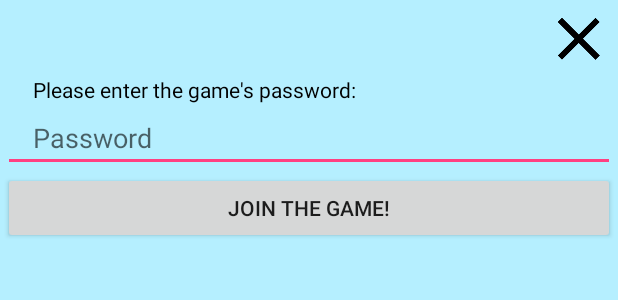
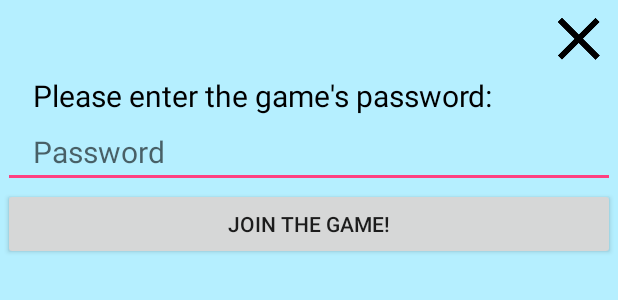
Before and after one commit to pege/Pass-the-Bomb, an Android app: the layout password_request_popup.xml on its own in the app's theme, with its tools: preview values and no code run, on a phone screen of 412 x 824 dp. Shown: the top 300 px of the screen. Run offline under Robolectric (Android 15) with nearby library versions, the phone set to English and light mode, and no system bars.

Commit message:
alles läuft. projekt abgeben

```diff
--- a/PasstheBomb/app/src/main/java/ch/ethz/inf/vs/gruntzp/passthebomb/activities/JoinActivity.java
+++ b/PasstheBomb/app/src/main/java/ch/ethz/inf/vs/gruntzp/passthebomb/activities/JoinActivity.java
@@ -268,6 +268,11 @@ public class JoinActivity extends AppCompatActivity implements MessageListener {
                     // Get a reference for the popup window view input password field
                     final EditText inputPassword = (EditText) passwordPopUp.findViewById(R.id.input_password);
 
+                    //font
+                    inputPassword.setTypeface(font);
+                    TextView askForPassword = (TextView) passwordPopUp.findViewById(R.id.ask_for_password);
+                    askForPassword.setTypeface(font);
+
 
 
                     // Set a click listener for the popup window join button
--- a/PasstheBomb/app/src/main/java/ch/ethz/inf/vs/gruntzp/passthebomb/activities/LobbyActivity.java
+++ b/PasstheBomb/app/src/main/java/ch/ethz/inf/vs/gruntzp/passthebomb/activities/LobbyActivity.java
@@ -8,6 +8,7 @@ import android.graphics.Typeface;
 import android.os.Build;
 import android.support.v7.app.AppCompatActivity;
 import android.os.Bundle;
+import android.view.LayoutInflater;
 import android.view.View;
 import android.widget.Button;
 import android.widget.TableLayout;
--- a/PasstheBomb/app/src/main/res/layout/password_request_popup.xml
+++ b/PasstheBomb/app/src/main/res/layout/password_request_popup.xml
@@ -24,6 +24,7 @@
         android:paddingStart="20dp"
         android:paddingEnd="20dp"
         android:textColor="@color/black"
+        android:textSize="20dp"
         android:text="@string/require_password" />
 
     <EditText android:id="@+id/input_password"
@@ -35,6 +36,7 @@
         android:imeOptions="actionDone"
         android:singleLine="true"
         android:inputType="textPassword"
+        android:textSize="20sp"
         android:layout_below="@id/ask_for_password"/>
 
     <Button android:id="@+id/join_game_button"
```
